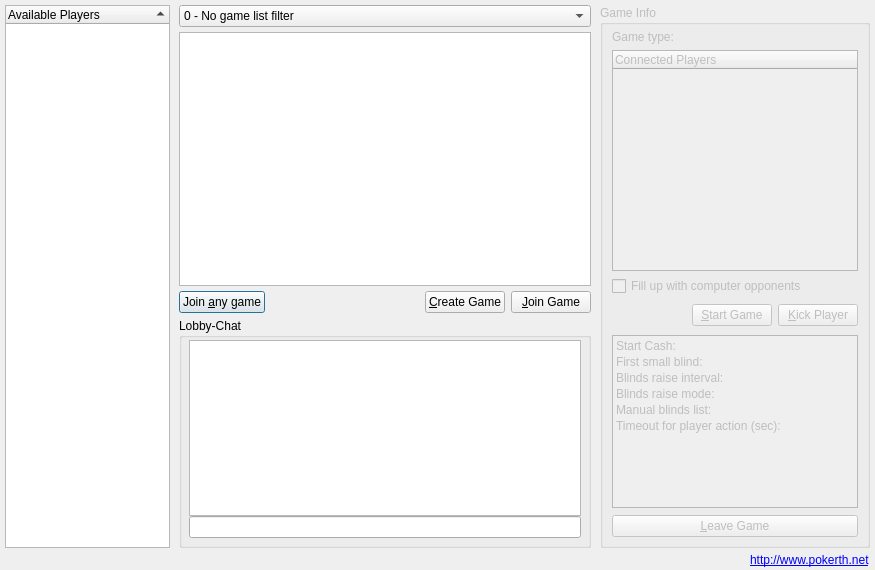
Above: src/gui/qt/gamelobbydialog.ui from pokerth/pokerth before the change. Below: the same form after it.
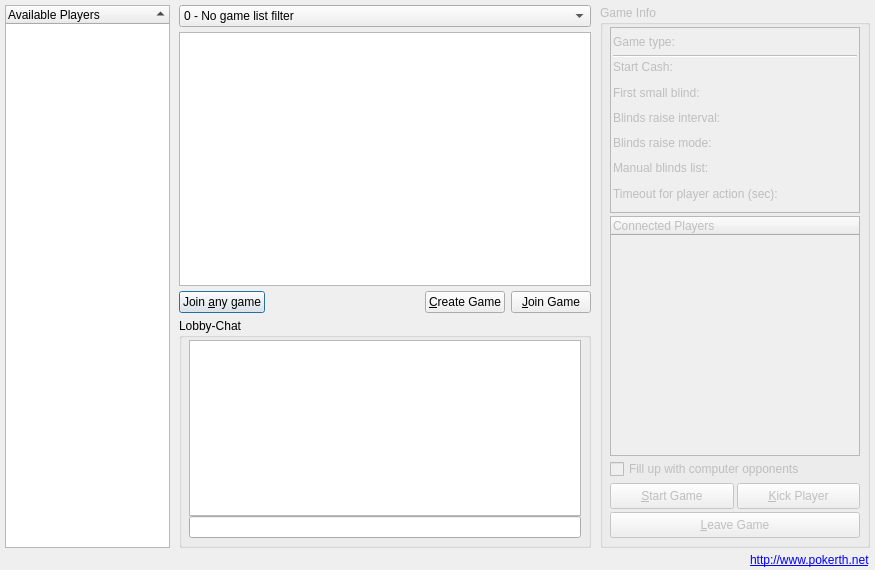
That is the form after the change. Icons and pictures are not drawn.

Commit message: GUI: Lobby changes and invite preperation

What changed in the file:
```diff
--- a/src/gui/qt/gamelobbydialog.ui
+++ b/src/gui/qt/gamelobbydialog.ui
@@ -304,138 +304,30 @@
      <property name="title">
       <string>Game Info</string>
      </property>
-     <layout class="QGridLayout" name="gridLayout_2">
+     <layout class="QVBoxLayout" name="verticalLayout">
+      <property name="spacing">
+       <number>3</number>
+      </property>
+      <property name="leftMargin">
+       <number>7</number>
+      </property>
       <property name="topMargin">
-       <number>4</number>
+       <number>2</number>
+      </property>
+      <property name="rightMargin">
+       <number>7</number>
       </property>
       <property name="bottomMargin">
-       <number>5</number>
+       <number>7</number>
       </property>
-      <property name="verticalSpacing">
-       <number>5</number>
-      </property>
-      <item row="0" column="0">
-       <layout class="QHBoxLayout" name="horizontalLayout">
-        <item>
-         <widget class="QLabel" name="label_gameType">
-          <property name="text">
-           <string>Game type:</string>
-          </property>
-         </widget>
-        </item>
-        <item>
-         <widget class="QLabel" name="label_typeIcon">
-          <property name="minimumSize">
-           <size>
-            <width>16</width>
-            <height>16</height>
-           </size>
-          </property>
-          <property name="maximumSize">
-           <size>
-            <width>16</width>
-            <height>16</height>
-           </size>
-          </property>
-          <property name="scaledContents">
-           <bool>true</bool>
-          </property>
-         </widget>
-        </item>
-        <item>
-         <widget class="QLabel" name="label_typeText">
-          <property name="sizePolicy">
-           <sizepolicy hsizetype="Expanding" vsizetype="Preferred">
-            <horstretch>0</horstretch>
-            <verstretch>0</verstretch>
-           </sizepolicy>
-          </property>
-          <property name="text">
-           <string/>
-          </property>
-         </widget>
-        </item>
-       </layout>
-      </item>
-      <item row="1" column="0">
-       <widget class="QTreeWidget" name="treeWidget_connectedPlayers">
-        <property name="minimumSize">
-         <size>
-          <width>221</width>
-          <height>221</height>
-         </size>
-        </property>
-        <property name="midLineWidth">
-         <number>1</number>
-        </property>
-        <property name="iconSize">
-         <size>
-          <width>25</width>
-          <height>26</height>
-         </size>
-        </property>
-        <property name="indentation">
-         <number>15</number>
-        </property>
-        <column>
-         <property name="text">
-          <string>Connected Players</string>
-         </property>
-        </column>
-       </widget>
-      </item>
-      <item row="2" column="0">
-       <widget class="QCheckBox" name="checkBox_fillUpWithComputerOpponents">
-        <property name="text">
-         <string>Fill up with computer opponents</string>
-        </property>
-       </widget>
-      </item>
-      <item row="3" column="0">
-       <layout class="QHBoxLayout">
-        <property name="spacing">
-         <number>6</number>
-        </property>
-        <property name="topMargin">
-         <number>3</number>
-        </property>
-        <property name="bottomMargin">
-         <number>4</number>
-        </property>
-        <item>
-         <spacer>
-          <property name="orientation">
-           <enum>Qt::Horizontal</enum>
-          </property>
-          <property name="sizeHint" stdset="0">
-           <size>
-            <width>40</width>
-            <height>20</height>
-           </size>
-          </property>
-         </spacer>
-        </item>
-        <item>
-         <widget class="QPushButton" name="pushButton_StartGame">
-          <property name="enabled">
-           <bool>false</bool>
-          </property>
-          <property name="text">
-           <string>&amp;Start Game</string>
-          </property>
-         </widget>
-        </item>
-        <item>
-         <widget class="QPushButton" name="pushButton_Kick">
-          <property name="text">
-           <string>&amp;Kick Player</string>
-          </property>
-         </widget>
-        </item>
-       </layout>
-      </item>
-      <item row="4" column="0">
+      <item>
        <widget class="QScrollArea" name="scrollArea">
+        <property name="minimumSize">
+         <size>
+          <width>0</width>
+          <height>174</height>
+         </size>
+        </property>
         <property name="widgetResizable">
          <bool>true</bool>
         </property>
@@ -444,57 +336,78 @@
           <rect>
            <x>0</x>
            <y>0</y>
-           <width>244</width>
-           <height>159</height>
+           <width>248</width>
+           <height>175</height>
           </rect>
          </property>
          <layout class="QGridLayout" name="gridLayout">
-          <property name="horizontalSpacing">
-           <number>1</number>
-          </property>
           <property name="verticalSpacing">
            <number>2</number>
           </property>
           <property name="margin">
-           <number>3</number>
+           <number>2</number>
           </property>
-          <item row="0" column="0">
+          <item row="2" column="0">
            <layout class="QHBoxLayout" name="_3">
             <item>
              <widget class="QLabel" name="label_gameDesc2">
               <property name="text">
                <string>Start Cash: </string>
               </property>
+              <property name="alignment">
+               <set>Qt::AlignLeading|Qt::AlignLeft|Qt::AlignTop</set>
+              </property>
              </widget>
             </item>
             <item>
              <widget class="QLabel" name="label_StartCash">
+              <property name="sizePolicy">
+               <sizepolicy hsizetype="Expanding" vsizetype="Preferred">
+                <horstretch>0</horstretch>
+                <verstretch>0</verstretch>
+               </sizepolicy>
+              </property>
+              <property name="styleSheet">
+               <string notr="true">QLabel { color:rgb(0, 0, 255); }</string>
+              </property>
               <property name="alignment">
-               <set>Qt::AlignRight|Qt::AlignTrailing|Qt::AlignVCenter</set>
+               <set>Qt::AlignRight|Qt::AlignTop|Qt::AlignTrailing</set>
               </property>
              </widget>
             </item>
            </layout>
           </item>
-          <item row="1" column="0">
+          <item row="3" column="0">
            <layout class="QHBoxLayout">
             <item>
              <widget class="QLabel" name="label_gameDesc3">
               <property name="text">
                <string>First small blind: </string>
               </property>
+              <property name="alignment">
+               <set>Qt::AlignLeading|Qt::AlignLeft|Qt::AlignTop</set>
+              </property>
              </widget>
             </item>
             <item>
              <widget class="QLabel" name="label_SmallBlind">
+              <property name="sizePolicy">
+               <sizepolicy hsizetype="Expanding" vsizetype="Preferred">
+                <horstretch>0</horstretch>
+                <verstretch>0</verstretch>
+               </sizepolicy>
+              </property>
+              <property name="styleSheet">
+               <string notr="true">QLabel { color:rgb(0, 0, 255); }</string>
+              </property>
               <property name="alignment">
-               <set>Qt::AlignRight|Qt::AlignTrailing|Qt::AlignVCenter</set>
+               <set>Qt::AlignRight|Qt::AlignTop|Qt::AlignTrailing</set>
               </property>
              </widget>
             </item>
            </layout>
           </item>
-          <item row="2" column="0">
+          <item row="4" column="0">
            <layout class="QHBoxLayout">
             <item>
              <widget class="QLabel" name="label_gameDesc4">
@@ -508,14 +421,26 @@
             </item>
             <item>
              <widget class="QLabel" name="label_blindsRaiseIntervall">
+              <property name="sizePolicy">
+               <sizepolicy hsizetype="Expanding" vsizetype="Preferred">
+                <horstretch>0</horstretch>
+                <verstretch>0</verstretch>
+               </sizepolicy>
+              </property>
+              <property name="styleSheet">
+               <string notr="true">QLabel { color:rgb(0, 0, 255); }</string>
+              </property>
               <property name="alignment">
                <set>Qt::AlignRight|Qt::AlignTop|Qt::AlignTrailing</set>
               </property>
+              <property name="wordWrap">
+               <bool>true</bool>
+              </property>
              </widget>
             </item>
            </layout>
           </item>
-          <item row="3" column="0">
+          <item row="5" column="0">
            <layout class="QHBoxLayout">
             <item>
              <widget class="QLabel" name="label_gameDesc5">
@@ -529,6 +454,15 @@
             </item>
             <item>
              <widget class="QLabel" name="label_blindsRaiseMode">
+              <property name="sizePolicy">
+               <sizepolicy hsizetype="Expanding" vsizetype="Preferred">
+                <horstretch>0</horstretch>
+                <verstretch>0</verstretch>
+               </sizepolicy>
+              </property>
+              <property name="styleSheet">
+               <string notr="true">QLabel { color:rgb(0, 0, 255); }</string>
+              </property>
               <property name="text">
                <string/>
               </property>
@@ -542,7 +476,7 @@
             </item>
            </layout>
           </item>
-          <item row="4" column="0">
+          <item row="6" column="0">
            <layout class="QHBoxLayout">
             <item>
              <widget class="QLabel" name="label_gameDesc6">
@@ -556,6 +490,15 @@
             </item>
             <item>
              <widget class="QLabel" name="label_blindsList">
+              <property name="sizePolicy">
+               <sizepolicy hsizetype="Expanding" vsizetype="Preferred">
+                <horstretch>0</horstretch>
+                <verstretch>0</verstretch>
+               </sizepolicy>
+              </property>
+              <property name="styleSheet">
+               <string notr="true">QLabel { color:rgb(0, 0, 255); }</string>
+              </property>
               <property name="text">
                <string/>
               </property>
@@ -569,42 +512,251 @@
             </item>
            </layout>
           </item>
-          <item row="5" column="0">
+          <item row="7" column="0">
            <layout class="QHBoxLayout">
             <item>
              <widget class="QLabel" name="label_gameDesc7">
               <property name="text">
                <string>Timeout for player action (sec): </string>
               </property>
+              <property name="alignment">
+               <set>Qt::AlignLeading|Qt::AlignLeft|Qt::AlignTop</set>
+              </property>
              </widget>
             </item>
             <item>
              <widget class="QLabel" name="label_TimeoutForPlayerAction">
+              <property name="sizePolicy">
+               <sizepolicy hsizetype="Expanding" vsizetype="Preferred">
+                <horstretch>0</horstretch>
+                <verstretch>0</verstretch>
+               </sizepolicy>
+              </property>
+              <property name="styleSheet">
+               <string notr="true">QLabel { color:rgb(0, 0, 255); }</string>
+              </property>
               <property name="alignment">
+               <set>Qt::AlignRight|Qt::AlignTop|Qt::AlignTrailing</set>
+              </property>
+             </widget>
+            </item>
+           </layout>
+          </item>
+          <item row="0" column="0">
+           <layout class="QHBoxLayout" name="horizontalLayout">
+            <item>
+             <widget class="QLabel" name="label_gameType">
+              <property name="sizePolicy">
+               <sizepolicy hsizetype="Minimum" vsizetype="Preferred">
+                <horstretch>0</horstretch>
+                <verstretch>0</verstretch>
+               </sizepolicy>
+              </property>
+              <property name="text">
+               <string>Game type:</string>
+              </property>
+              <property name="alignment">
+               <set>Qt::AlignLeading|Qt::AlignLeft|Qt::AlignVCenter</set>
+              </property>
+             </widget>
+            </item>
+            <item>
+             <widget class="QLabel" name="label_typeIcon">
+              <property name="sizePolicy">
+               <sizepolicy hsizetype="MinimumExpanding" vsizetype="Preferred">
+                <horstretch>0</horstretch>
+                <verstretch>0</verstretch>
+               </sizepolicy>
+              </property>
+              <property name="alignment">
                <set>Qt::AlignRight|Qt::AlignTrailing|Qt::AlignVCenter</set>
               </property>
              </widget>
             </item>
+            <item>
+             <widget class="QLabel" name="label_typeText">
+              <property name="sizePolicy">
+               <sizepolicy hsizetype="Minimum" vsizetype="Preferred">
+                <horstretch>0</horstretch>
+                <verstretch>0</verstretch>
+               </sizepolicy>
+              </property>
+              <property name="text">
+               <string/>
+              </property>
+              <property name="alignment">
+               <set>Qt::AlignRight|Qt::AlignTrailing|Qt::AlignVCenter</set>
+              </property>
+             </widget>
+            </item>
            </layout>
           </item>
-          <item row="6" column="0">
-           <spacer name="verticalSpacer">
+          <item row="1" column="0">
+           <widget class="Line" name="line">
             <property name="orientation">
-             <enum>Qt::Vertical</enum>
+             <enum>Qt::Horizontal</enum>
             </property>
-            <property name="sizeHint" stdset="0">
-             <size>
-              <width>20</width>
-              <height>40</height>
-             </size>
-            </property>
-           </spacer>
+           </widget>
           </item>
          </layout>
         </widget>
        </widget>
       </item>
-      <item row="5" column="0">
+      <item>
+       <widget class="QTreeWidget" name="treeWidget_connectedPlayers">
+        <property name="minimumSize">
+         <size>
+          <width>221</width>
+          <height>240</height>
+         </size>
+        </property>
+        <property name="midLineWidth">
+         <number>1</number>
+        </property>
+        <property name="iconSize">
+         <size>
+          <width>25</width>
+          <height>26</height>
+         </size>
+        </property>
+        <property name="indentation">
+         <number>15</number>
+        </property>
+        <column>
+         <property name="text">
+          <string>Connected Players</string>
+         </property>
+        </column>
+       </widget>
+      </item>
+      <item>
+       <layout class="QHBoxLayout" name="horizontalLayout_2">
+        <item>
+         <widget class="QCheckBox" name="checkBox_fillUpWithComputerOpponents">
+          <property name="sizePolicy">
+           <sizepolicy hsizetype="Expanding" vsizetype="Fixed">
+            <horstretch>0</horstretch>
+            <verstretch>0</verstretch>
+           </sizepolicy>
+          </property>
+          <property name="text">
+           <string>Fill up with computer opponents</string>
+          </property>
+          <property name="icon">
+           <iconset resource="resources/pokerth.qrc">
+            <normaloff>:/gfx/swbuttonlocalgame.png</normaloff>:/gfx/swbuttonlocalgame.png</iconset>
+          </property>
+         </widget>
+        </item>
+        <item>
+         <spacer name="verticalSpacer">
+          <property name="orientation">
+           <enum>Qt::Vertical</enum>
+          </property>
+          <property name="sizeType">
+           <enum>QSizePolicy::Fixed</enum>
+          </property>
+          <property name="sizeHint" stdset="0">
+           <size>
+            <width>0</width>
+            <height>21</height>
+           </size>
+          </property>
+         </spacer>
+        </item>
+       </layout>
+      </item>
+      <item>
+       <layout class="QHBoxLayout">
+        <property name="spacing">
+         <number>3</number>
+        </property>
+        <property name="topMargin">
+         <number>0</number>
+        </property>
+        <property name="bottomMargin">
+         <number>0</number>
+        </property>
+        <item>
+         <widget class="QPushButton" name="pushButton_StartGame">
+          <property name="enabled">
+           <bool>false</bool>
+          </property>
+          <property name="sizePolicy">
+           <sizepolicy hsizetype="Expanding" vsizetype="Fixed">
+            <horstretch>0</horstretch>
+            <verstretch>0</verstretch>
+           </sizepolicy>
+          </property>
+          <property name="minimumSize">
+           <size>
+            <width>0</width>
+            <height>26</height>
+           </size>
+          </property>
+          <property name="maximumSize">
+           <size>
+            <width>16777215</width>
+            <height>26</height>
+           </size>
+          </property>
+          <property name="text">
+           <string>&amp;Start Game</string>
+          </property>
+          <property name="icon">
+           <iconset resource="resources/pokerth.qrc">
+            <normaloff>:/gfx/dialog_ok_apply.png</normaloff>:/gfx/dialog_ok_apply.png</iconset>
+          </property>
+         </widget>
+        </item>
+        <item>
+         <spacer name="verticalSpacer_2">
+          <property name="orientation">
+           <enum>Qt::Vertical</enum>
+          </property>
+          <property name="sizeType">
+           <enum>QSizePolicy::Fixed</enum>
+          </property>
+          <property name="sizeHint" stdset="0">
+           <size>
+            <width>0</width>
+            <height>26</height>
+           </size>
+          </property>
+         </spacer>
+        </item>
+        <item>
+         <widget class="QPushButton" name="pushButton_Kick">
+          <property name="sizePolicy">
+           <sizepolicy hsizetype="Expanding" vsizetype="Fixed">
+            <horstretch>0</horstretch>
+            <verstretch>0</verstretch>
+           </sizepolicy>
+          </property>
+          <property name="minimumSize">
+           <size>
+            <width>0</width>
+            <height>26</height>
+           </size>
+          </property>
+          <property name="maximumSize">
+           <size>
+            <width>16777215</width>
+            <height>26</height>
+           </size>
+          </property>
+          <property name="text">
+           <string>&amp;Kick Player</string>
+          </property>
+          <property name="icon">
+           <iconset resource="resources/pokerth.qrc">
+            <normaloff>:/gfx/editdelete.png</normaloff>:/gfx/editdelete.png</iconset>
+          </property>
+         </widget>
+        </item>
+       </layout>
+      </item>
+      <item>
        <layout class="QHBoxLayout">
         <property name="spacing">
          <number>0</number>
@@ -620,7 +772,7 @@
           <property name="sizeHint" stdset="0">
            <size>
             <width>0</width>
-            <height>27</height>
+            <height>26</height>
            </size>
           </property>
          </spacer>
@@ -633,6 +785,18 @@
             <verstretch>0</verstretch>
            </sizepolicy>
           </property>
+          <property name="minimumSize">
+           <size>
+            <width>0</width>
+            <height>26</height>
+           </size>
+          </property>
+          <property name="maximumSize">
+           <size>
+            <width>16777215</width>
+            <height>26</height>
+           </size>
+          </property>
           <property name="text">
            <string>&amp;Leave Game</string>
           </property>
```
Left out of the diff: 11 changed lines with no effect on the pictures. The commit also changes 3 other files.
